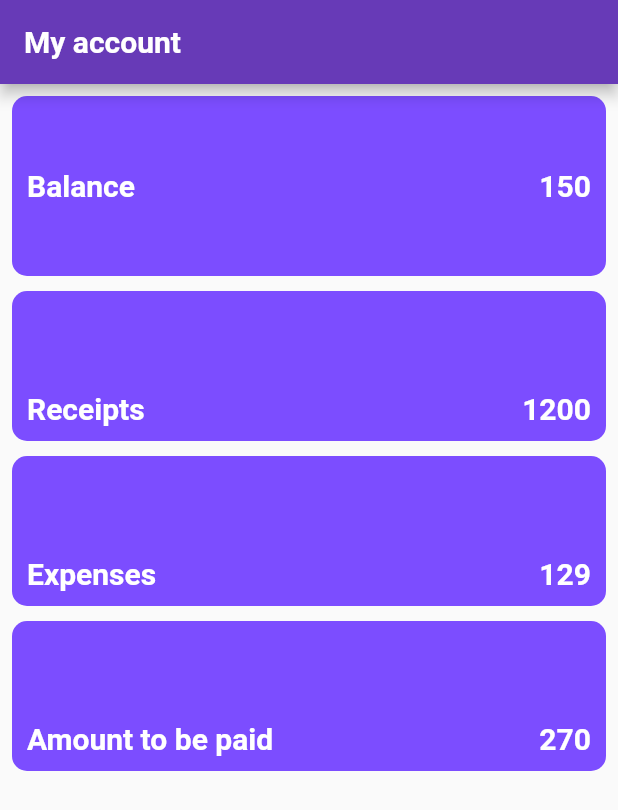
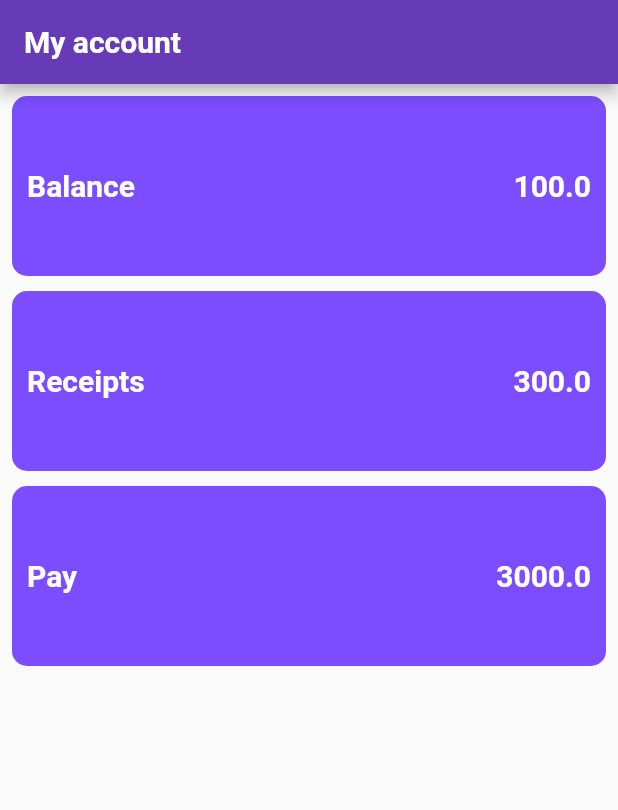
Before and after one commit to Boonyarit-siol/bank-account, a Flutter app: the screen it shows after launch, on a phone screen of 412 x 824 dp. Shown: the top 810 px of the screen. Run offline on Flutter 3.47's test engine with Material 2 defaults, Android fonts, the phone set to English and light mode, and no system bars.

Commit message:
bank account

```diff
--- /dev/null
+++ b/lib/MoneyBox.dart
@@ -0,0 +1,42 @@
+import 'package:flutter/material.dart';
+
+class MoneyBox extends StatelessWidget {
+  late String title;
+  late double amount;
+  late Color color;
+  late double size;
+
+
+  MoneyBox(this.title,this.amount,this.color,this.size);
+
+  @override
+  Widget build(BuildContext context) {
+    return Container(
+      padding: const EdgeInsets.all(10.0),
+      decoration: BoxDecoration(
+          color: Colors.deepPurpleAccent,
+          borderRadius: BorderRadius.circular(10)),
+      height: size,
+      child: Row(
+        crossAxisAlignment: CrossAxisAlignment.center,
+        children: [
+          Text(title,
+              style: TextStyle(
+                  fontSize: 20,
+                  color: Colors.white,
+                  fontWeight: FontWeight.bold)),
+          Expanded(
+            child: Text(
+              amount.toString(),
+              style: TextStyle(
+                  fontSize: 20,
+                  color: Colors.white,
+                  fontWeight: FontWeight.bold),
+              textAlign: TextAlign.right,
+            ),
+          ),
+        ],
+      ),
+    );
+  }
+}
--- a/lib/main.dart
+++ b/lib/main.dart
@@ -1,6 +1,5 @@
 import 'package:flutter/material.dart';
-
-
+import 'MoneyBox.dart';
 void main() {
   runApp(MyApp());
 }
@@ -40,129 +39,14 @@ class _MyHomePageState extends State<MyHomePage> {
           padding: const EdgeInsets.all(8.0),
           child: Column(
             children: [
-            Container(
-              padding: const EdgeInsets.all(10.0),
-              decoration: BoxDecoration(
-                  color: Colors.deepPurpleAccent,
-                  borderRadius: BorderRadius.circular(10)),
-              height: 120,
-              child: Row(
-                crossAxisAlignment: CrossAxisAlignment.center,
-                children: [
-                  Text("Balance",
-                      style: TextStyle(
-                          fontSize: 20,
-                          color: Colors.white,
-                          fontWeight: FontWeight.bold)),
-                  Expanded(
-                    child: Text(
-                      "150",
-                      style: TextStyle(
-                          fontSize: 20,
-                          color: Colors.white,
-                          fontWeight: FontWeight.bold),
-                      textAlign: TextAlign.right,
-                    ),
-                  ),
+              MoneyBox("Balance", 100, Colors.white60,120 ),
+              SizedBox(height: 10,),
+              MoneyBox("Receipts", 300, Colors.white60,120 ),
+              SizedBox(height: 10,),
+              MoneyBox("Pay", 3000, Colors.white60,120 )
             ],
           ),
-            ),
-            SizedBox(
-              height: 10,
-            ),
-            Container(
-              padding: const EdgeInsets.all(10.0),
-              decoration: BoxDecoration(
-                  color: Colors.deepPurpleAccent,
-                  borderRadius: BorderRadius.circular(10)),
-              height: 100,
-              child: Row(
-                crossAxisAlignment: CrossAxisAlignment.end,
-                children: [
-                  Text("Receipts",
-                      style: TextStyle(
-                          fontSize: 20,
-                          color: Colors.white,
-                          fontWeight: FontWeight.bold)),
-                  Expanded(
-                    child: Text(
-                      "1200",
-                      style: TextStyle(
-                          fontSize: 20,
-                          color: Colors.white,
-                          fontWeight: FontWeight.bold),
-                      textAlign: TextAlign.right,
-                    ),
-                  ),
-                ],
-              ),
-            ),
-            SizedBox(
-              height: 10,
-            ),
-            Container(
-              padding: const EdgeInsets.all(10.0),
-              decoration: BoxDecoration(
-                  color: Colors.deepPurpleAccent,
-                  borderRadius: BorderRadius.circular(10)),
-              height: 100,
-              child: Row(
-                crossAxisAlignment: CrossAxisAlignment.end,
-                children: [
-                  Text("Expenses",
-                      style: TextStyle(
-                          fontSize: 20,
-                          color: Colors.white,
-                          fontWeight: FontWeight.bold)),
-                  Expanded(
-                    child: Text(
-                      "129",
-                      style: TextStyle(
-                          fontSize: 20,
-                          color: Colors.white,
-                          fontWeight: FontWeight.bold),
-                      textAlign: TextAlign.right,
-                    ),
-                  ),
-                ],
-              ),
-            ),
-            SizedBox(
-              height: 10,
-            ),
-            Container(
-              padding: const EdgeInsets.all(10.0),
-              decoration: BoxDecoration(
-                  color: Colors.deepPurpleAccent,
-                  borderRadius: BorderRadius.circular(10)),
-              height: 100,
-              child: Row(
-                crossAxisAlignment: CrossAxisAlignment.end,
-                children: [
-                  Text("Amount to be paid",
-                      style: TextStyle(
-                          fontSize: 20,
-                          color: Colors.white,
-                          fontWeight: FontWeight.bold)),
-                  Expanded(
-                    child: Text(
-                      "270",
-                      style: TextStyle(
-                          fontSize: 20,
-                          color: Colors.white,
-                          fontWeight: FontWeight.bold),
-                      textAlign: TextAlign.right,
-                    ),
-                  ),
-                ],
-              ),
-            ),
-            SizedBox(
-              height: 10,
-            ),
-          ],
-        ),
-      ),
+        )
     );
   }
 }
```
Lines whose indentation alone changed are shown as unchanged.
